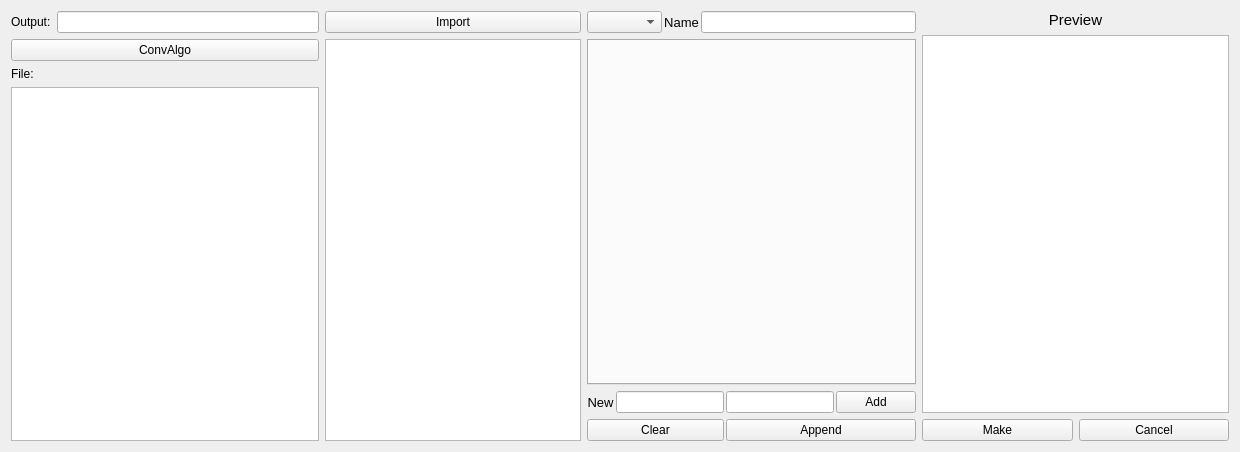
Somhammer/ProtonTherapy, file ui/component.ui: the form before one commit.
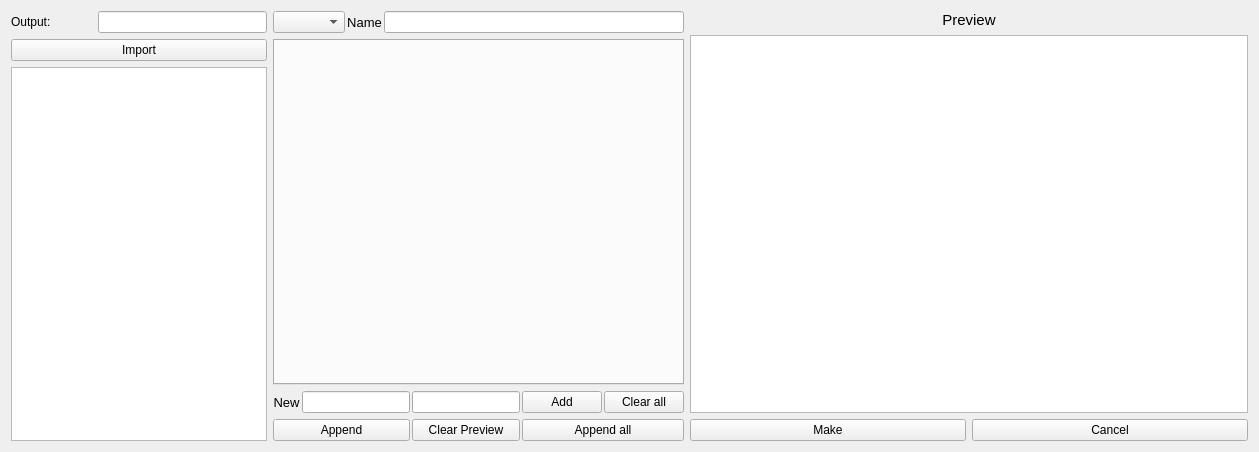
The form after the commit. Icons and pictures are not drawn.

```diff
--- a/ui/component.ui
+++ b/ui/component.ui
@@ -6,7 +6,7 @@
    <rect>
     <x>0</x>
     <y>0</y>
-    <width>1240</width>
+    <width>1259</width>
     <height>452</height>
    </rect>
   </property>
@@ -24,9 +24,16 @@
     <normaloff>../icons/ncc.png</normaloff>../icons/ncc.png</iconset>
   </property>
   <layout class="QGridLayout" name="gridLayout_5">
-   <item row="0" column="1">
+   <item row="0" column="0">
     <layout class="QGridLayout" name="gridLayout_4">
-     <item row="1" column="0" colspan="2">
+     <item row="1" column="0">
+      <widget class="QLabel" name="labelOutput">
+       <property name="text">
+        <string>Output:</string>
+       </property>
+      </widget>
+     </item>
+     <item row="2" column="0" colspan="3">
       <widget class="QPushButton" name="pushImport">
        <property name="sizePolicy">
         <sizepolicy hsizetype="Expanding" vsizetype="Fixed">
@@ -42,48 +49,26 @@
        </property>
       </widget>
      </item>
-     <item row="2" column="0" rowspan="3" colspan="2">
+     <item row="3" column="0" rowspan="3" colspan="3">
       <widget class="QListWidget" name="listImport"/>
      </item>
+     <item row="1" column="1" colspan="2">
+      <widget class="QLineEdit" name="lineOutput"/>
+     </item>
     </layout>
    </item>
-   <item row="0" column="2">
+   <item row="0" column="1">
     <layout class="QGridLayout" name="gridLayout_3">
      <property name="horizontalSpacing">
       <number>2</number>
      </property>
-     <item row="0" column="0" colspan="3">
-      <widget class="QComboBox" name="comboComp">
-       <property name="sizePolicy">
-        <sizepolicy hsizetype="Expanding" vsizetype="Fixed">
-         <horstretch>0</horstretch>
-         <verstretch>0</verstretch>
-        </sizepolicy>
-       </property>
-      </widget>
-     </item>
-     <item row="0" column="4" colspan="3">
-      <widget class="QLineEdit" name="lineName">
-       <property name="sizePolicy">
-        <sizepolicy hsizetype="Expanding" vsizetype="Fixed">
-         <horstretch>0</horstretch>
-         <verstretch>0</verstretch>
-        </sizepolicy>
-       </property>
-      </widget>
-     </item>
-     <item row="0" column="3">
-      <widget class="QLabel" name="labelName">
-       <property name="font">
-        <font>
-         <pointsize>10</pointsize>
-        </font>
+     <item row="2" column="7">
+      <widget class="QPushButton" name="pushAdd">
+       <property name="focusPolicy">
+        <enum>Qt::NoFocus</enum>
        </property>
        <property name="text">
-        <string>Name</string>
-       </property>
-       <property name="alignment">
-        <set>Qt::AlignCenter</set>
+        <string>Add</string>
        </property>
       </widget>
      </item>
@@ -108,17 +93,32 @@
        </property>
       </widget>
      </item>
+     <item row="0" column="3">
+      <widget class="QLabel" name="labelName">
+       <property name="font">
+        <font>
+         <pointsize>10</pointsize>
+        </font>
+       </property>
+       <property name="text">
+        <string>Name</string>
+       </property>
+       <property name="alignment">
+        <set>Qt::AlignCenter</set>
+       </property>
+      </widget>
+     </item>
+     <item row="0" column="0" colspan="3">
+      <widget class="QComboBox" name="comboComp">
+       <property name="sizePolicy">
+        <sizepolicy hsizetype="Expanding" vsizetype="Fixed">
+         <horstretch>0</horstretch>
+         <verstretch>0</verstretch>
+        </sizepolicy>
+       </property>
+      </widget>
+     </item>
      <item row="2" column="6">
-      <widget class="QPushButton" name="pushAdd">
-       <property name="focusPolicy">
-        <enum>Qt::NoFocus</enum>
-       </property>
-       <property name="text">
-        <string>Add</string>
-       </property>
-      </widget>
-     </item>
-     <item row="2" column="5">
       <widget class="QLineEdit" name="lineNewParaValue">
        <property name="sizePolicy">
         <sizepolicy hsizetype="Minimum" vsizetype="Fixed">
@@ -131,42 +131,17 @@
        </property>
       </widget>
      </item>
-     <item row="2" column="1" colspan="4">
+     <item row="2" column="1" colspan="5">
       <widget class="QLineEdit" name="lineNewParaName"/>
      </item>
-     <item row="3" column="5" colspan="2">
-      <widget class="QPushButton" name="pushAppend">
-       <property name="sizePolicy">
-        <sizepolicy hsizetype="Expanding" vsizetype="Fixed">
-         <horstretch>0</horstretch>
-         <verstretch>0</verstretch>
-        </sizepolicy>
-       </property>
-       <property name="focusPolicy">
-        <enum>Qt::NoFocus</enum>
-       </property>
+     <item row="2" column="8">
+      <widget class="QPushButton" name="pushClearVals">
        <property name="text">
-        <string>Append</string>
+        <string>Clear all</string>
        </property>
       </widget>
      </item>
-     <item row="3" column="0" colspan="5">
-      <widget class="QPushButton" name="pushClear">
-       <property name="sizePolicy">
-        <sizepolicy hsizetype="Expanding" vsizetype="Fixed">
-         <horstretch>0</horstretch>
-         <verstretch>0</verstretch>
-        </sizepolicy>
-       </property>
-       <property name="focusPolicy">
-        <enum>Qt::NoFocus</enum>
-       </property>
-       <property name="text">
-        <string>Clear</string>
-       </property>
-      </widget>
-     </item>
-     <item row="1" column="0" colspan="7">
+     <item row="1" column="0" colspan="9">
       <widget class="QTabWidget" name="tabComp">
        <property name="focusPolicy">
         <enum>Qt::TabFocus</enum>
@@ -176,9 +151,58 @@
        </property>
       </widget>
      </item>
+     <item row="0" column="4" colspan="5">
+      <widget class="QLineEdit" name="lineName">
+       <property name="sizePolicy">
+        <sizepolicy hsizetype="Expanding" vsizetype="Fixed">
+         <horstretch>0</horstretch>
+         <verstretch>0</verstretch>
+        </sizepolicy>
+       </property>
+      </widget>
+     </item>
+     <item row="3" column="7" colspan="2">
+      <widget class="QPushButton" name="pushAppendAll">
+       <property name="sizePolicy">
+        <sizepolicy hsizetype="Expanding" vsizetype="Fixed">
+         <horstretch>0</horstretch>
+         <verstretch>0</verstretch>
+        </sizepolicy>
+       </property>
+       <property name="focusPolicy">
+        <enum>Qt::NoFocus</enum>
+       </property>
+       <property name="text">
+        <string>Append all</string>
+       </property>
+      </widget>
+     </item>
+     <item row="3" column="0" colspan="6">
+      <widget class="QPushButton" name="pushAppend">
+       <property name="sizePolicy">
+        <sizepolicy hsizetype="Expanding" vsizetype="Fixed">
+         <horstretch>0</horstretch>
+         <verstretch>0</verstretch>
+        </sizepolicy>
+       </property>
+       <property name="focusPolicy">
+        <enum>Qt::NoFocus</enum>
+       </property>
+       <property name="text">
+        <string>Append</string>
+       </property>
+      </widget>
+     </item>
+     <item row="3" column="6">
+      <widget class="QPushButton" name="pushClearPrev">
+       <property name="text">
+        <string>Clear Preview</string>
+       </property>
+      </widget>
+     </item>
     </layout>
    </item>
-   <item row="0" column="3">
+   <item row="0" column="2">
     <layout class="QGridLayout" name="gridLayout_2">
      <item row="2" column="0">
       <widget class="QPushButton" name="pushMake">
@@ -204,6 +228,9 @@
          <verstretch>0</verstretch>
         </sizepolicy>
        </property>
+       <property name="focusPolicy">
+        <enum>Qt::NoFocus</enum>
+       </property>
        <property name="text">
         <string>Cancel</string>
        </property>
@@ -229,46 +256,6 @@
      </item>
     </layout>
    </item>
-   <item row="0" column="0">
-    <layout class="QGridLayout" name="gridLayout">
-     <item row="0" column="0">
-      <widget class="QLabel" name="labelOutput">
-       <property name="text">
-        <string>Output:</string>
-       </property>
-      </widget>
-     </item>
-     <item row="0" column="1">
-      <widget class="QLineEdit" name="lineOutput"/>
-     </item>
-     <item row="1" column="0" colspan="2">
-      <widget class="QPushButton" name="pushConv">
-       <property name="sizePolicy">
-        <sizepolicy hsizetype="Expanding" vsizetype="Fixed">
-         <horstretch>0</horstretch>
-         <verstretch>0</verstretch>
-        </sizepolicy>
-       </property>
-       <property name="focusPolicy">
-        <enum>Qt::NoFocus</enum>
-       </property>
-       <property name="text">
-        <string>ConvAlgo</string>
-       </property>
-      </widget>
-     </item>
-     <item row="2" column="0" colspan="2">
-      <widget class="QLabel" name="labelConv">
-       <property name="text">
-        <string>File:</string>
-       </property>
-      </widget>
-     </item>
-     <item row="3" column="0" colspan="2">
-      <widget class="QListWidget" name="listConv"/>
-     </item>
-    </layout>
-   </item>
   </layout>
  </widget>
  <tabstops>
```
Left out of the diff: 2 changed lines with no effect on the pictures.
